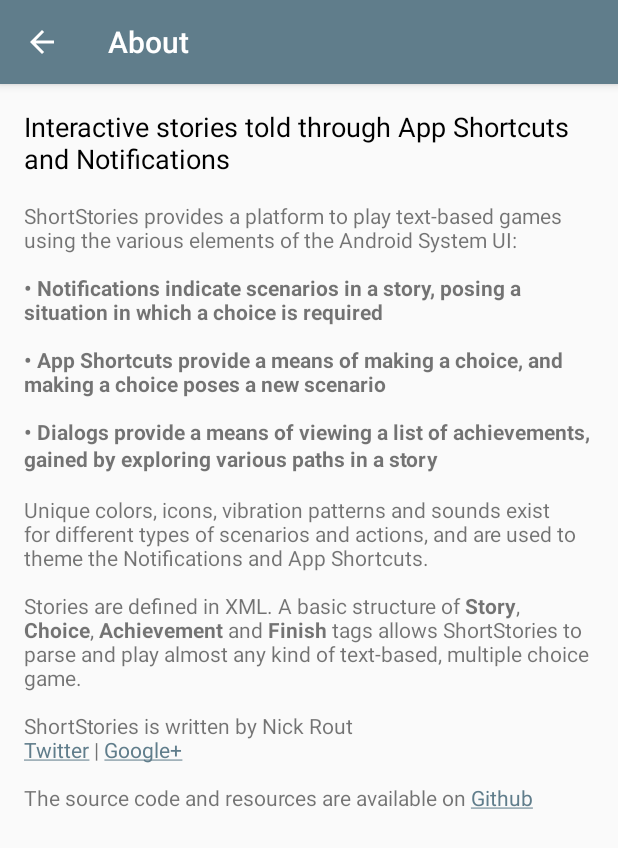
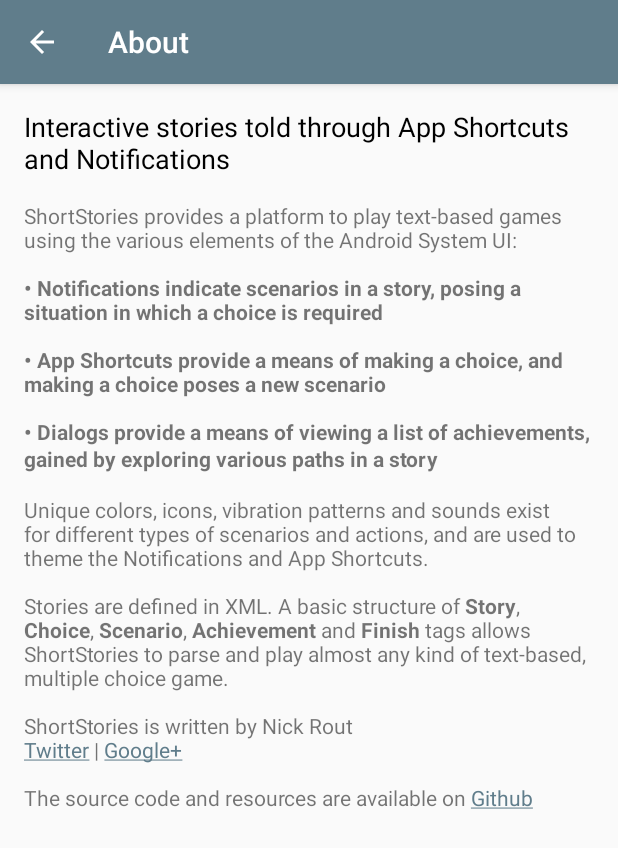
Before and after one commit to ricknout/shortstories, an Android app: the AboutActivity screen opened directly, with no data from a screen before it, on a phone screen of 412 x 824 dp. Shown: the top 848 px of the screen. Run offline under Robolectric (Android 15) with nearby library versions, the phone set to English and light mode, and no system bars; our stand-ins replace data binding.

Commit message:
Update about description

```diff
--- a/app/src/main/res/values/strings.xml
+++ b/app/src/main/res/values/strings.xml
@@ -19,7 +19,7 @@
     <string name="shortcut_disabled_message">This choice is no longer available!</string>
     <string name="error_load_story">Failed to load story</string>
     <string name="text_about_subtitle">Interactive stories told through App Shortcuts and Notifications</string>
-    <string name="text_about"><![CDATA[ShortStories provides a platform to play text-based games using the various elements of the Android System UI:<br><br><b>• Notifications indicate scenarios in a story, posing a situation in which a choice is required<br><br>• App Shortcuts provide a means of making a choice, and making a choice poses a new scenario<br><br>• Dialogs provide a means of viewing a list of achievements, gained by exploring various paths in a story</b><br><br>Unique colors, icons, vibration patterns and sounds exist for different types of scenarios and actions, and are used to theme the Notifications and App Shortcuts.<br><br>Stories are defined in XML. A basic structure of <b>Story</b>, <b>Choice</b>, <b>Achievement</b> and <b>Finish</b> tags allows ShortStories to parse and play almost any kind of text-based, multiple choice game.<br><br>ShortStories is written by Nick Rout<br><a href="https://twitter.com/ricknout">Twitter</a> | <a href="https://plus.google.com/+NicholasRout">Google+</a><br><br>The source code and resources are available on <a href="https://github.com/nicholasrout/shortstories">Github</a>]]></string>
+    <string name="text_about"><![CDATA[ShortStories provides a platform to play text-based games using the various elements of the Android System UI:<br><br><b>• Notifications indicate scenarios in a story, posing a situation in which a choice is required<br><br>• App Shortcuts provide a means of making a choice, and making a choice poses a new scenario<br><br>• Dialogs provide a means of viewing a list of achievements, gained by exploring various paths in a story</b><br><br>Unique colors, icons, vibration patterns and sounds exist for different types of scenarios and actions, and are used to theme the Notifications and App Shortcuts.<br><br>Stories are defined in XML. A basic structure of <b>Story</b>, <b>Choice</b>, <b>Scenario</b>, <b>Achievement</b> and <b>Finish</b> tags allows ShortStories to parse and play almost any kind of text-based, multiple choice game.<br><br>ShortStories is written by Nick Rout<br><a href="https://twitter.com/ricknout">Twitter</a> | <a href="https://plus.google.com/+NicholasRout">Google+</a><br><br>The source code and resources are available on <a href="https://github.com/nicholasrout/shortstories">Github</a>]]></string>
     <string name="subject_share">Get the ShortStories app</string>
     <!-- TODO: Include link to ShortStories app on Play Store in share text -->
     <string name="text_share">Interactive stories told through App Shortcuts and Notifications.\n\nGet the ShortStories app:\n</string>
```
